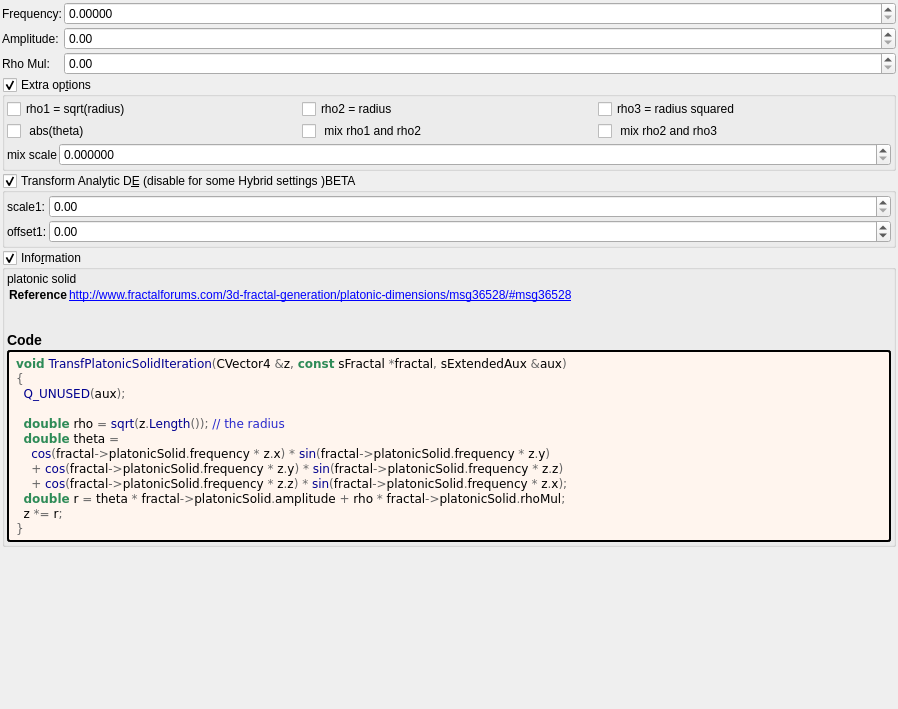
Qt form mandelbulber2/formula/ui/transf_platonic_solid.ui (buddhi1980/mandelbulber2) before a commit.
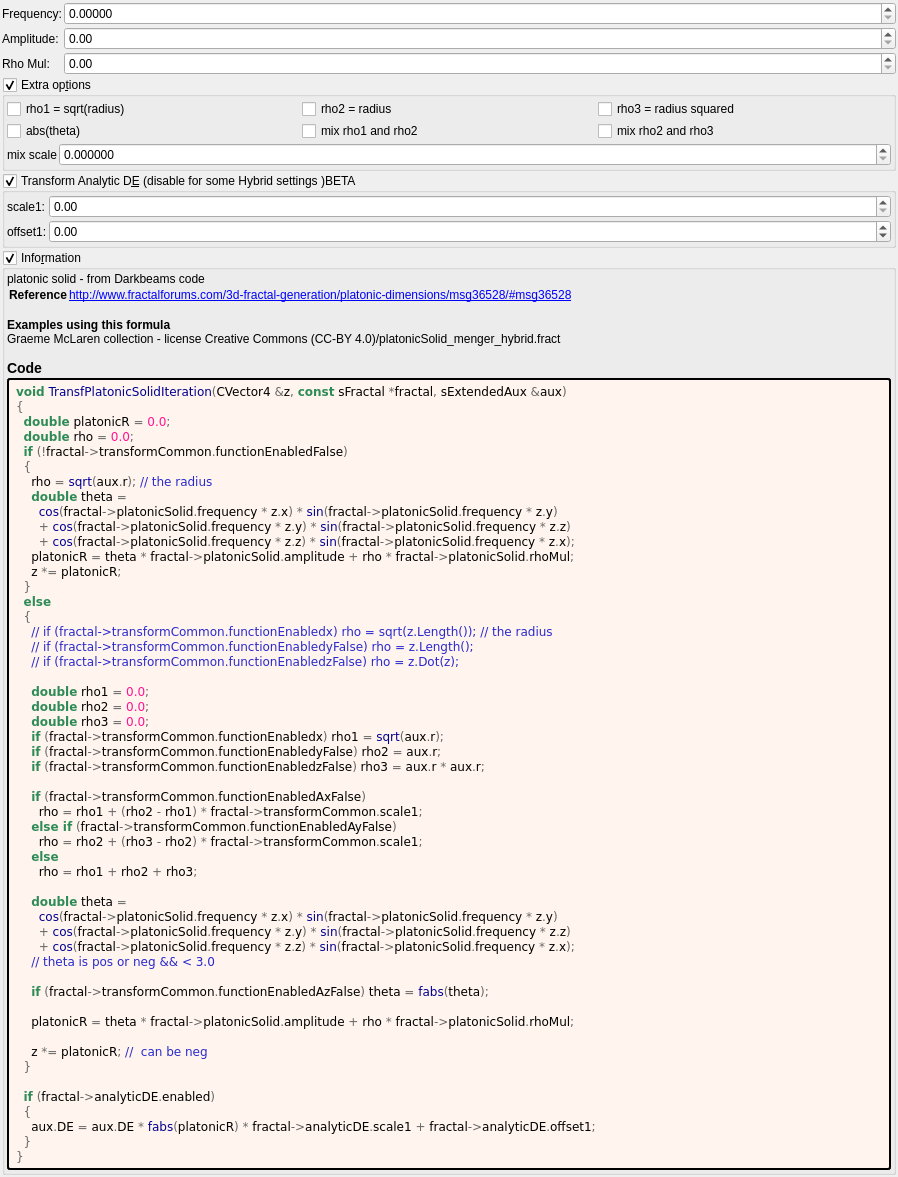
The same form after that commit. Custom widgets are drawn as their Qt base class.

Commit message: Corrected calculation of r in OpenCL ComputeFractal for scator formulas Applied PopulateUI populateUiInformation.php script to update .cl files

Patch:
```diff
--- a/mandelbulber2/formula/ui/transf_platonic_solid.ui
+++ b/mandelbulber2/formula/ui/transf_platonic_solid.ui
@@ -144,7 +144,7 @@
    <item>
     <widget class="MyGroupBox" name="groupCheck_transf_function_enabled_false">
      <property name="title">
-      <string>Extra op&amp;tions </string>
+      <string>Extra op&amp;tions</string>
      </property>
      <property name="checkable">
       <bool>true</bool>
@@ -203,7 +203,7 @@
            <string/>
           </property>
           <property name="text">
-           <string> abs(theta)</string>
+           <string>abs(theta)</string>
           </property>
          </widget>
         </item>
@@ -213,7 +213,7 @@
            <string/>
           </property>
           <property name="text">
-           <string> mix rho1 and rho2</string>
+           <string>mix rho1 and rho2</string>
           </property>
          </widget>
         </item>
@@ -223,7 +223,7 @@
            <string/>
           </property>
           <property name="text">
-           <string> mix rho2 and rho3</string>
+           <string>mix rho2 and rho3</string>
           </property>
          </widget>
         </item>
@@ -408,11 +408,11 @@
       <item>
        <widget class="QLabel" name="label_information_general">
         <property name="text">
-         <string notr="true">&lt;p&gt;platonic solid&lt;/p&gt;&lt;table&gt;
+         <string notr="true">&lt;p&gt;platonic solid - from Darkbeams code&lt;/p&gt;&lt;table&gt;
 &lt;tr&gt;&lt;th&gt;Reference&lt;/th&gt;&lt;td&gt;&lt;a href=&quot;http://www.fractalforums.com/3d-fractal-generation/platonic-dimensions/msg36528/#msg36528&quot;&gt;http://www.fractalforums.com/3d-fractal-generation/platonic-dimensions/msg36528/#msg36528&lt;br&gt;
 &lt;/td&gt;&lt;/tr&gt;
 &lt;/table&gt;
-&lt;h3&gt;Code&lt;/h3&gt;</string>
+&lt;br&gt;&lt;b&gt;Examples using this formula&lt;/b&gt;&lt;br&gt;Graeme McLaren  collection - license Creative Commons  (CC-BY 4.0)/platonicSolid_menger_hybrid.fract&lt;h3&gt;Code&lt;/h3&gt;</string>
         </property>
         <property name="wordWrap">
          <bool>true</bool>
@@ -434,15 +434,55 @@
          <string notr="true">&lt;body style=&quot;background-color:#fff5ee&quot;&gt;
 &lt;pre style=&quot;color:#000000; background-color:#fff5ee;  font-family:'Courier New',monospace;&quot;&gt;&lt;span style=&quot;color:#2e8b57; font-weight:bold&quot;&gt;void&lt;/span&gt; &lt;span style=&quot;color:#00008f&quot;&gt;TransfPlatonicSolidIteration&lt;/span&gt;&lt;span style=&quot;color:#676767&quot;&gt;(&lt;/span&gt;CVector4 &lt;span style=&quot;color:#676767&quot;&gt;&amp;amp;&lt;/span&gt;z&lt;span style=&quot;color:#676767&quot;&gt;,&lt;/span&gt; &lt;span style=&quot;color:#2e8b57; font-weight:bold&quot;&gt;const&lt;/span&gt; sFractal &lt;span style=&quot;color:#676767&quot;&gt;*&lt;/span&gt;fractal&lt;span style=&quot;color:#676767&quot;&gt;,&lt;/span&gt; sExtendedAux &lt;span style=&quot;color:#676767&quot;&gt;&amp;amp;&lt;/span&gt;aux&lt;span style=&quot;color:#676767&quot;&gt;)&lt;/span&gt;
 &lt;span style=&quot;color:#676767&quot;&gt;{&lt;/span&gt;
-  &lt;span style=&quot;color:#00008f&quot;&gt;Q_UNUSED&lt;/span&gt;&lt;span style=&quot;color:#676767&quot;&gt;(&lt;/span&gt;aux&lt;span style=&quot;color:#676767&quot;&gt;);&lt;/span&gt;
+  &lt;span style=&quot;color:#2e8b57; font-weight:bold&quot;&gt;double&lt;/span&gt; platonicR &lt;span style=&quot;color:#676767&quot;&gt;=&lt;/span&gt; &lt;span style=&quot;color:#ff1493&quot;&gt;0.0&lt;/span&gt;&lt;span style=&quot;color:#676767&quot;&gt;;&lt;/span&gt;
+  &lt;span style=&quot;color:#2e8b57; font-weight:bold&quot;&gt;double&lt;/span&gt; rho &lt;span style=&quot;color:#676767&quot;&gt;=&lt;/span&gt; &lt;span style=&quot;color:#ff1493&quot;&gt;0.0&lt;/span&gt;&lt;span style=&quot;color:#676767&quot;&gt;;&lt;/span&gt;
+  &lt;span style=&quot;color:#2e8b57; font-weight:bold&quot;&gt;if&lt;/span&gt; &lt;span style=&quot;color:#676767&quot;&gt;(!&lt;/span&gt;fractal&lt;span style=&quot;color:#676767&quot;&gt;-&amp;gt;&lt;/span&gt;transformCommon&lt;span style=&quot;color:#676767&quot;&gt;.&lt;/span&gt;functionEnabledFalse&lt;span style=&quot;color:#676767&quot;&gt;)&lt;/span&gt;
+  &lt;span style=&quot;color:#676767&quot;&gt;{&lt;/span&gt;
+    rho &lt;span style=&quot;color:#676767&quot;&gt;=&lt;/span&gt; &lt;span style=&quot;color:#00008f&quot;&gt;sqrt&lt;/span&gt;&lt;span style=&quot;color:#676767&quot;&gt;(&lt;/span&gt;aux&lt;span style=&quot;color:#676767&quot;&gt;.&lt;/span&gt;r&lt;span style=&quot;color:#676767&quot;&gt;);&lt;/span&gt; &lt;span style=&quot;color:#2929cc&quot;&gt;// the radius&lt;/span&gt;
+    &lt;span style=&quot;color:#2e8b57; font-weight:bold&quot;&gt;double&lt;/span&gt; theta &lt;span style=&quot;color:#676767&quot;&gt;=&lt;/span&gt;
+      &lt;span style=&quot;color:#00008f&quot;&gt;cos&lt;/span&gt;&lt;span style=&quot;color:#676767&quot;&gt;(&lt;/span&gt;fractal&lt;span style=&quot;color:#676767&quot;&gt;-&amp;gt;&lt;/span&gt;platonicSolid&lt;span style=&quot;color:#676767&quot;&gt;.&lt;/span&gt;frequency &lt;span style=&quot;color:#676767&quot;&gt;*&lt;/span&gt; z&lt;span style=&quot;color:#676767&quot;&gt;.&lt;/span&gt;x&lt;span style=&quot;color:#676767&quot;&gt;) *&lt;/span&gt; &lt;span style=&quot;color:#00008f&quot;&gt;sin&lt;/span&gt;&lt;span style=&quot;color:#676767&quot;&gt;(&lt;/span&gt;fractal&lt;span style=&quot;color:#676767&quot;&gt;-&amp;gt;&lt;/span&gt;platonicSolid&lt;span style=&quot;color:#676767&quot;&gt;.&lt;/span&gt;frequency &lt;span style=&quot;color:#676767&quot;&gt;*&lt;/span&gt; z&lt;span style=&quot;color:#676767&quot;&gt;.&lt;/span&gt;y&lt;span style=&quot;color:#676767&quot;&gt;)&lt;/span&gt;
+      &lt;span style=&quot;color:#676767&quot;&gt;+&lt;/span&gt; &lt;span style=&quot;color:#00008f&quot;&gt;cos&lt;/span&gt;&lt;span style=&quot;color:#676767&quot;&gt;(&lt;/span&gt;fractal&lt;span style=&quot;color:#676767&quot;&gt;-&amp;gt;&lt;/span&gt;platonicSolid&lt;span style=&quot;color:#676767&quot;&gt;.&lt;/span&gt;frequency &lt;span style=&quot;color:#676767&quot;&gt;*&lt;/span&gt; z&lt;span style=&quot;color:#676767&quot;&gt;.&lt;/span&gt;y&lt;span style=&quot;color:#676767&quot;&gt;) *&lt;/span&gt; &lt;span style=&quot;color:#00008f&quot;&gt;sin&lt;/span&gt;&lt;span style=&quot;color:#676767&quot;&gt;(&lt;/span&gt;fractal&lt;span style=&quot;color:#676767&quot;&gt;-&amp;gt;&lt;/span&gt;platonicSolid&lt;span style=&quot;color:#676767&quot;&gt;.&lt;/span&gt;frequency &lt;span style=&quot;color:#676767&quot;&gt;*&lt;/span&gt; z&lt;span style=&quot;color:#676767&quot;&gt;.&lt;/span&gt;z&lt;span style=&quot;color:#676767&quot;&gt;)&lt;/span&gt;
+      &lt;span style=&quot;color:#676767&quot;&gt;+&lt;/span&gt; &lt;span style=&quot;color:#00008f&quot;&gt;cos&lt;/span&gt;&lt;span style=&quot;color:#676767&quot;&gt;(&lt;/span&gt;fractal&lt;span style=&quot;color:#676767&quot;&gt;-&amp;gt;&lt;/span&gt;platonicSolid&lt;span style=&quot;color:#676767&quot;&gt;.&lt;/span&gt;frequency &lt;span style=&quot;color:#676767&quot;&gt;*&lt;/span&gt; z&lt;span style=&quot;color:#676767&quot;&gt;.&lt;/span&gt;z&lt;span style=&quot;color:#676767&quot;&gt;) *&lt;/span&gt; &lt;span style=&quot;color:#00008f&quot;&gt;sin&lt;/span&gt;&lt;span style=&quot;color:#676767&quot;&gt;(&lt;/span&gt;fractal&lt;span style=&quot;color:#676767&quot;&gt;-&amp;gt;&lt;/span&gt;platonicSolid&lt;span style=&quot;color:#676767&quot;&gt;.&lt;/span&gt;frequency &lt;span style=&quot;color:#676767&quot;&gt;*&lt;/span&gt; z&lt;span style=&quot;color:#676767&quot;&gt;.&lt;/span&gt;x&lt;span style=&quot;color:#676767&quot;&gt;);&lt;/span&gt;
+    platonicR &lt;span style=&quot;color:#676767&quot;&gt;=&lt;/span&gt; theta &lt;span style=&quot;color:#676767&quot;&gt;*&lt;/span&gt; fractal&lt;span style=&quot;color:#676767&quot;&gt;-&amp;gt;&lt;/span&gt;platonicSolid&lt;span style=&quot;color:#676767&quot;&gt;.&lt;/span&gt;amplitude &lt;span style=&quot;color:#676767&quot;&gt;+&lt;/span&gt; rho &lt;span style=&quot;color:#676767&quot;&gt;*&lt;/span&gt; fractal&lt;span style=&quot;color:#676767&quot;&gt;-&amp;gt;&lt;/span&gt;platonicSolid&lt;span style=&quot;color:#676767&quot;&gt;.&lt;/span&gt;rhoMul&lt;span style=&quot;color:#676767&quot;&gt;;&lt;/span&gt;
+    z &lt;span style=&quot;color:#676767&quot;&gt;*=&lt;/span&gt; platonicR&lt;span style=&quot;color:#676767&quot;&gt;;&lt;/span&gt;
+  &lt;span style=&quot;color:#676767&quot;&gt;}&lt;/span&gt;
+  &lt;span style=&quot;color:#2e8b57; font-weight:bold&quot;&gt;else&lt;/span&gt;
+  &lt;span style=&quot;color:#676767&quot;&gt;{&lt;/span&gt;
+    &lt;span style=&quot;color:#2929cc&quot;&gt;// if (fractal-&amp;gt;transformCommon.functionEnabledx) rho = sqrt(z.Length()); // the radius&lt;/span&gt;
+    &lt;span style=&quot;color:#2929cc&quot;&gt;// if (fractal-&amp;gt;transformCommon.functionEnabledyFalse) rho = z.Length();&lt;/span&gt;
+    &lt;span style=&quot;color:#2929cc&quot;&gt;// if (fractal-&amp;gt;transformCommon.functionEnabledzFalse) rho = z.Dot(z);&lt;/span&gt;
 
-  &lt;span style=&quot;color:#2e8b57; font-weight:bold&quot;&gt;double&lt;/span&gt; rho &lt;span style=&quot;color:#676767&quot;&gt;=&lt;/span&gt; &lt;span style=&quot;color:#00008f&quot;&gt;sqrt&lt;/span&gt;&lt;span style=&quot;color:#676767&quot;&gt;(&lt;/span&gt;z&lt;span style=&quot;color:#676767&quot;&gt;.&lt;/span&gt;&lt;span style=&quot;color:#00008f&quot;&gt;Length&lt;/span&gt;&lt;span style=&quot;color:#676767&quot;&gt;());&lt;/span&gt; &lt;span style=&quot;color:#2929cc&quot;&gt;// the radius&lt;/span&gt;
-  &lt;span style=&quot;color:#2e8b57; font-weight:bold&quot;&gt;double&lt;/span&gt; theta &lt;span style=&quot;color:#676767&quot;&gt;=&lt;/span&gt;
-    &lt;span style=&quot;color:#00008f&quot;&gt;cos&lt;/span&gt;&lt;span style=&quot;color:#676767&quot;&gt;(&lt;/span&gt;fractal&lt;span style=&quot;color:#676767&quot;&gt;-&amp;gt;&lt;/span&gt;platonicSolid&lt;span style=&quot;color:#676767&quot;&gt;.&lt;/span&gt;frequency &lt;span style=&quot;color:#676767&quot;&gt;*&lt;/span&gt; z&lt;span style=&quot;color:#676767&quot;&gt;.&lt;/span&gt;x&lt;span style=&quot;color:#676767&quot;&gt;) *&lt;/span&gt; &lt;span style=&quot;color:#00008f&quot;&gt;sin&lt;/span&gt;&lt;span style=&quot;color:#676767&quot;&gt;(&lt;/span&gt;fractal&lt;span style=&quot;color:#676767&quot;&gt;-&amp;gt;&lt;/span&gt;platonicSolid&lt;span style=&quot;color:#676767&quot;&gt;.&lt;/span&gt;frequency &lt;span style=&quot;color:#676767&quot;&gt;*&lt;/span&gt; z&lt;span style=&quot;color:#676767&quot;&gt;.&lt;/span&gt;y&lt;span style=&quot;color:#676767&quot;&gt;)&lt;/span&gt;
-    &lt;span style=&quot;color:#676767&quot;&gt;+&lt;/span&gt; &lt;span style=&quot;color:#00008f&quot;&gt;cos&lt;/span&gt;&lt;span style=&quot;color:#676767&quot;&gt;(&lt;/span&gt;fractal&lt;span style=&quot;color:#676767&quot;&gt;-&amp;gt;&lt;/span&gt;platonicSolid&lt;span style=&quot;color:#676767&quot;&gt;.&lt;/span&gt;frequency &lt;span style=&quot;color:#676767&quot;&gt;*&lt;/span&gt; z&lt;span style=&quot;color:#676767&quot;&gt;.&lt;/span&gt;y&lt;span style=&quot;color:#676767&quot;&gt;) *&lt;/span&gt; &lt;span style=&quot;color:#00008f&quot;&gt;sin&lt;/span&gt;&lt;span style=&quot;color:#676767&quot;&gt;(&lt;/span&gt;fractal&lt;span style=&quot;color:#676767&quot;&gt;-&amp;gt;&lt;/span&gt;platonicSolid&lt;span style=&quot;color:#676767&quot;&gt;.&lt;/span&gt;frequency &lt;span style=&quot;color:#676767&quot;&gt;*&lt;/span&gt; z&lt;span style=&quot;color:#676767&quot;&gt;.&lt;/span&gt;z&lt;span style=&quot;color:#676767&quot;&gt;)&lt;/span&gt;
-    &lt;span style=&quot;color:#676767&quot;&gt;+&lt;/span&gt; &lt;span style=&quot;color:#00008f&quot;&gt;cos&lt;/span&gt;&lt;span style=&quot;color:#676767&quot;&gt;(&lt;/span&gt;fractal&lt;span style=&quot;color:#676767&quot;&gt;-&amp;gt;&lt;/span&gt;platonicSolid&lt;span style=&quot;color:#676767&quot;&gt;.&lt;/span&gt;frequency &lt;span style=&quot;color:#676767&quot;&gt;*&lt;/span&gt; z&lt;span style=&quot;color:#676767&quot;&gt;.&lt;/span&gt;z&lt;span style=&quot;color:#676767&quot;&gt;) *&lt;/span&gt; &lt;span style=&quot;color:#00008f&quot;&gt;sin&lt;/span&gt;&lt;span style=&quot;color:#676767&quot;&gt;(&lt;/span&gt;fractal&lt;span style=&quot;color:#676767&quot;&gt;-&amp;gt;&lt;/span&gt;platonicSolid&lt;span style=&quot;color:#676767&quot;&gt;.&lt;/span&gt;frequency &lt;span style=&quot;color:#676767&quot;&gt;*&lt;/span&gt; z&lt;span style=&quot;color:#676767&quot;&gt;.&lt;/span&gt;x&lt;span style=&quot;color:#676767&quot;&gt;);&lt;/span&gt;
-  &lt;span style=&quot;color:#2e8b57; font-weight:bold&quot;&gt;double&lt;/span&gt; r &lt;span style=&quot;color:#676767&quot;&gt;=&lt;/span&gt; theta &lt;span style=&quot;color:#676767&quot;&gt;*&lt;/span&gt; fractal&lt;span style=&quot;color:#676767&quot;&gt;-&amp;gt;&lt;/span&gt;platonicSolid&lt;span style=&quot;color:#676767&quot;&gt;.&lt;/span&gt;amplitude &lt;span style=&quot;color:#676767&quot;&gt;+&lt;/span&gt; rho &lt;span style=&quot;color:#676767&quot;&gt;*&lt;/span&gt; fractal&lt;span style=&quot;color:#676767&quot;&gt;-&amp;gt;&lt;/span&gt;platonicSolid&lt;span style=&quot;color:#676767&quot;&gt;.&lt;/span&gt;rhoMul&lt;span style=&quot;color:#676767&quot;&gt;;&lt;/span&gt;
-  z &lt;span style=&quot;color:#676767&quot;&gt;*=&lt;/span&gt; r&lt;span style=&quot;color:#676767&quot;&gt;;&lt;/span&gt;
+    &lt;span style=&quot;color:#2e8b57; font-weight:bold&quot;&gt;double&lt;/span&gt; rho1 &lt;span style=&quot;color:#676767&quot;&gt;=&lt;/span&gt; &lt;span style=&quot;color:#ff1493&quot;&gt;0.0&lt;/span&gt;&lt;span style=&quot;color:#676767&quot;&gt;;&lt;/span&gt;
+    &lt;span style=&quot;color:#2e8b57; font-weight:bold&quot;&gt;double&lt;/span&gt; rho2 &lt;span style=&quot;color:#676767&quot;&gt;=&lt;/span&gt; &lt;span style=&quot;color:#ff1493&quot;&gt;0.0&lt;/span&gt;&lt;span style=&quot;color:#676767&quot;&gt;;&lt;/span&gt;
+    &lt;span style=&quot;color:#2e8b57; font-weight:bold&quot;&gt;double&lt;/span&gt; rho3 &lt;span style=&quot;color:#676767&quot;&gt;=&lt;/span&gt; &lt;span style=&quot;color:#ff1493&quot;&gt;0.0&lt;/span&gt;&lt;span style=&quot;color:#676767&quot;&gt;;&lt;/span&gt;
+    &lt;span style=&quot;color:#2e8b57; font-weight:bold&quot;&gt;if&lt;/span&gt; &lt;span style=&quot;color:#676767&quot;&gt;(&lt;/span&gt;fractal&lt;span style=&quot;color:#676767&quot;&gt;-&amp;gt;&lt;/span&gt;transformCommon&lt;span style=&quot;color:#676767&quot;&gt;.&lt;/span&gt;functionEnabledx&lt;span style=&quot;color:#676767&quot;&gt;)&lt;/span&gt; rho1 &lt;span style=&quot;color:#676767&quot;&gt;=&lt;/span&gt; &lt;span style=&quot;color:#00008f&quot;&gt;sqrt&lt;/span&gt;&lt;span style=&quot;color:#676767&quot;&gt;(&lt;/span&gt;aux&lt;span style=&quot;color:#676767&quot;&gt;.&lt;/span&gt;r&lt;span style=&quot;color:#676767&quot;&gt;);&lt;/span&gt;
+    &lt;span style=&quot;color:#2e8b57; font-weight:bold&quot;&gt;if&lt;/span&gt; &lt;span style=&quot;color:#676767&quot;&gt;(&lt;/span&gt;fractal&lt;span style=&quot;color:#676767&quot;&gt;-&amp;gt;&lt;/span&gt;transformCommon&lt;span style=&quot;color:#676767&quot;&gt;.&lt;/span&gt;functionEnabledyFalse&lt;span style=&quot;color:#676767&quot;&gt;)&lt;/span&gt; rho2 &lt;span style=&quot;color:#676767&quot;&gt;=&lt;/span&gt; aux&lt;span style=&quot;color:#676767&quot;&gt;.&lt;/span&gt;r&lt;span style=&quot;color:#676767&quot;&gt;;&lt;/span&gt;
+    &lt;span style=&quot;color:#2e8b57; font-weight:bold&quot;&gt;if&lt;/span&gt; &lt;span style=&quot;color:#676767&quot;&gt;(&lt;/span&gt;fractal&lt;span style=&quot;color:#676767&quot;&gt;-&amp;gt;&lt;/span&gt;transformCommon&lt;span style=&quot;color:#676767&quot;&gt;.&lt;/span&gt;functionEnabledzFalse&lt;span style=&quot;color:#676767&quot;&gt;)&lt;/span&gt; rho3 &lt;span style=&quot;color:#676767&quot;&gt;=&lt;/span&gt; aux&lt;span style=&quot;color:#676767&quot;&gt;.&lt;/span&gt;r &lt;span style=&quot;color:#676767&quot;&gt;*&lt;/span&gt; aux&lt;span style=&quot;color:#676767&quot;&gt;.&lt;/span&gt;r&lt;span style=&quot;color:#676767&quot;&gt;;&lt;/span&gt;
+
+    &lt;span style=&quot;color:#2e8b57; font-weight:bold&quot;&gt;if&lt;/span&gt; &lt;span style=&quot;color:#676767&quot;&gt;(&lt;/span&gt;fractal&lt;span style=&quot;color:#676767&quot;&gt;-&amp;gt;&lt;/span&gt;transformCommon&lt;span style=&quot;color:#676767&quot;&gt;.&lt;/span&gt;functionEnabledAxFalse&lt;span style=&quot;color:#676767&quot;&gt;)&lt;/span&gt;
+      rho &lt;span style=&quot;color:#676767&quot;&gt;=&lt;/span&gt; rho1 &lt;span style=&quot;color:#676767&quot;&gt;+ (&lt;/span&gt;rho2 &lt;span style=&quot;color:#676767&quot;&gt;-&lt;/span&gt; rho1&lt;span style=&quot;color:#676767&quot;&gt;) *&lt;/span&gt; fractal&lt;span style=&quot;color:#676767&quot;&gt;-&amp;gt;&lt;/span&gt;transformCommon&lt;span style=&quot;color:#676767&quot;&gt;.&lt;/span&gt;scale1&lt;span style=&quot;color:#676767&quot;&gt;;&lt;/span&gt;
+    &lt;span style=&quot;color:#2e8b57; font-weight:bold&quot;&gt;else if&lt;/span&gt; &lt;span style=&quot;color:#676767&quot;&gt;(&lt;/span&gt;fractal&lt;span style=&quot;color:#676767&quot;&gt;-&amp;gt;&lt;/span&gt;transformCommon&lt;span style=&quot;color:#676767&quot;&gt;.&lt;/span&gt;functionEnabledAyFalse&lt;span style=&quot;color:#676767&quot;&gt;)&lt;/span&gt;
+      rho &lt;span style=&quot;color:#676767&quot;&gt;=&lt;/span&gt; rho2 &lt;span style=&quot;color:#676767&quot;&gt;+ (&lt;/span&gt;rho3 &lt;span style=&quot;color:#676767&quot;&gt;-&lt;/span&gt; rho2&lt;span style=&quot;color:#676767&quot;&gt;) *&lt;/span&gt; fractal&lt;span style=&quot;color:#676767&quot;&gt;-&amp;gt;&lt;/span&gt;transformCommon&lt;span style=&quot;color:#676767&quot;&gt;.&lt;/span&gt;scale1&lt;span style=&quot;color:#676767&quot;&gt;;&lt;/span&gt;
+    &lt;span style=&quot;color:#2e8b57; font-weight:bold&quot;&gt;else&lt;/span&gt;
+      rho &lt;span style=&quot;color:#676767&quot;&gt;=&lt;/span&gt; rho1 &lt;span style=&quot;color:#676767&quot;&gt;+&lt;/span&gt; rho2 &lt;span style=&quot;color:#676767&quot;&gt;+&lt;/span&gt; rho3&lt;span style=&quot;color:#676767&quot;&gt;;&lt;/span&gt;
+
+    &lt;span style=&quot;color:#2e8b57; font-weight:bold&quot;&gt;double&lt;/span&gt; theta &lt;span style=&quot;color:#676767&quot;&gt;=&lt;/span&gt;
+      &lt;span style=&quot;color:#00008f&quot;&gt;cos&lt;/span&gt;&lt;span style=&quot;color:#676767&quot;&gt;(&lt;/span&gt;fractal&lt;span style=&quot;color:#676767&quot;&gt;-&amp;gt;&lt;/span&gt;platonicSolid&lt;span style=&quot;color:#676767&quot;&gt;.&lt;/span&gt;frequency &lt;span style=&quot;color:#676767&quot;&gt;*&lt;/span&gt; z&lt;span style=&quot;color:#676767&quot;&gt;.&lt;/span&gt;x&lt;span style=&quot;color:#676767&quot;&gt;) *&lt;/span&gt; &lt;span style=&quot;color:#00008f&quot;&gt;sin&lt;/span&gt;&lt;span style=&quot;color:#676767&quot;&gt;(&lt;/span&gt;fractal&lt;span style=&quot;color:#676767&quot;&gt;-&amp;gt;&lt;/span&gt;platonicSolid&lt;span style=&quot;color:#676767&quot;&gt;.&lt;/span&gt;frequency &lt;span style=&quot;color:#676767&quot;&gt;*&lt;/span&gt; z&lt;span style=&quot;color:#676767&quot;&gt;.&lt;/span&gt;y&lt;span style=&quot;color:#676767&quot;&gt;)&lt;/span&gt;
+      &lt;span style=&quot;color:#676767&quot;&gt;+&lt;/span&gt; &lt;span style=&quot;color:#00008f&quot;&gt;cos&lt;/span&gt;&lt;span style=&quot;color:#676767&quot;&gt;(&lt;/span&gt;fractal&lt;span style=&quot;color:#676767&quot;&gt;-&amp;gt;&lt;/span&gt;platonicSolid&lt;span style=&quot;color:#676767&quot;&gt;.&lt;/span&gt;frequency &lt;span style=&quot;color:#676767&quot;&gt;*&lt;/span&gt; z&lt;span style=&quot;color:#676767&quot;&gt;.&lt;/span&gt;y&lt;span style=&quot;color:#676767&quot;&gt;) *&lt;/span&gt; &lt;span style=&quot;color:#00008f&quot;&gt;sin&lt;/span&gt;&lt;span style=&quot;color:#676767&quot;&gt;(&lt;/span&gt;fractal&lt;span style=&quot;color:#676767&quot;&gt;-&amp;gt;&lt;/span&gt;platonicSolid&lt;span style=&quot;color:#676767&quot;&gt;.&lt;/span&gt;frequency &lt;span style=&quot;color:#676767&quot;&gt;*&lt;/span&gt; z&lt;span style=&quot;color:#676767&quot;&gt;.&lt;/span&gt;z&lt;span style=&quot;color:#676767&quot;&gt;)&lt;/span&gt;
+      &lt;span style=&quot;color:#676767&quot;&gt;+&lt;/span&gt; &lt;span style=&quot;color:#00008f&quot;&gt;cos&lt;/span&gt;&lt;span style=&quot;color:#676767&quot;&gt;(&lt;/span&gt;fractal&lt;span style=&quot;color:#676767&quot;&gt;-&amp;gt;&lt;/span&gt;platonicSolid&lt;span style=&quot;color:#676767&quot;&gt;.&lt;/span&gt;frequency &lt;span style=&quot;color:#676767&quot;&gt;*&lt;/span&gt; z&lt;span style=&quot;color:#676767&quot;&gt;.&lt;/span&gt;z&lt;span style=&quot;color:#676767&quot;&gt;) *&lt;/span&gt; &lt;span style=&quot;color:#00008f&quot;&gt;sin&lt;/span&gt;&lt;span style=&quot;color:#676767&quot;&gt;(&lt;/span&gt;fractal&lt;span style=&quot;color:#676767&quot;&gt;-&amp;gt;&lt;/span&gt;platonicSolid&lt;span style=&quot;color:#676767&quot;&gt;.&lt;/span&gt;frequency &lt;span style=&quot;color:#676767&quot;&gt;*&lt;/span&gt; z&lt;span style=&quot;color:#676767&quot;&gt;.&lt;/span&gt;x&lt;span style=&quot;color:#676767&quot;&gt;);&lt;/span&gt;
+    &lt;span style=&quot;color:#2929cc&quot;&gt;// theta is pos or neg &amp;amp;&amp;amp; &amp;lt; 3.0&lt;/span&gt;
+
+    &lt;span style=&quot;color:#2e8b57; font-weight:bold&quot;&gt;if&lt;/span&gt; &lt;span style=&quot;color:#676767&quot;&gt;(&lt;/span&gt;fractal&lt;span style=&quot;color:#676767&quot;&gt;-&amp;gt;&lt;/span&gt;transformCommon&lt;span style=&quot;color:#676767&quot;&gt;.&lt;/span&gt;functionEnabledAzFalse&lt;span style=&quot;color:#676767&quot;&gt;)&lt;/span&gt; theta &lt;span style=&quot;color:#676767&quot;&gt;=&lt;/span&gt; &lt;span style=&quot;color:#00008f&quot;&gt;fabs&lt;/span&gt;&lt;span style=&quot;color:#676767&quot;&gt;(&lt;/span&gt;theta&lt;span style=&quot;color:#676767&quot;&gt;);&lt;/span&gt;
+
+    platonicR &lt;span style=&quot;color:#676767&quot;&gt;=&lt;/span&gt; theta &lt;span style=&quot;color:#676767&quot;&gt;*&lt;/span&gt; fractal&lt;span style=&quot;color:#676767&quot;&gt;-&amp;gt;&lt;/span&gt;platonicSolid&lt;span style=&quot;color:#676767&quot;&gt;.&lt;/span&gt;amplitude &lt;span style=&quot;color:#676767&quot;&gt;+&lt;/span&gt; rho &lt;span style=&quot;color:#676767&quot;&gt;*&lt;/span&gt; fractal&lt;span style=&quot;color:#676767&quot;&gt;-&amp;gt;&lt;/span&gt;platonicSolid&lt;span style=&quot;color:#676767&quot;&gt;.&lt;/span&gt;rhoMul&lt;span style=&quot;color:#676767&quot;&gt;;&lt;/span&gt;
+
+    z &lt;span style=&quot;color:#676767&quot;&gt;*=&lt;/span&gt; platonicR&lt;span style=&quot;color:#676767&quot;&gt;;&lt;/span&gt; &lt;span style=&quot;color:#2929cc&quot;&gt;//  can be neg&lt;/span&gt;
+  &lt;span style=&quot;color:#676767&quot;&gt;}&lt;/span&gt;
+
+  &lt;span style=&quot;color:#2e8b57; font-weight:bold&quot;&gt;if&lt;/span&gt; &lt;span style=&quot;color:#676767&quot;&gt;(&lt;/span&gt;fractal&lt;span style=&quot;color:#676767&quot;&gt;-&amp;gt;&lt;/span&gt;analyticDE&lt;span style=&quot;color:#676767&quot;&gt;.&lt;/span&gt;enabled&lt;span style=&quot;color:#676767&quot;&gt;)&lt;/span&gt;
+  &lt;span style=&quot;color:#676767&quot;&gt;{&lt;/span&gt;
+    aux&lt;span style=&quot;color:#676767&quot;&gt;.&lt;/span&gt;DE &lt;span style=&quot;color:#676767&quot;&gt;=&lt;/span&gt; aux&lt;span style=&quot;color:#676767&quot;&gt;.&lt;/span&gt;DE &lt;span style=&quot;color:#676767&quot;&gt;*&lt;/span&gt; &lt;span style=&quot;color:#00008f&quot;&gt;fabs&lt;/span&gt;&lt;span style=&quot;color:#676767&quot;&gt;(&lt;/span&gt;platonicR&lt;span style=&quot;color:#676767&quot;&gt;) *&lt;/span&gt; fractal&lt;span style=&quot;color:#676767&quot;&gt;-&amp;gt;&lt;/span&gt;analyticDE&lt;span style=&quot;color:#676767&quot;&gt;.&lt;/span&gt;scale1 &lt;span style=&quot;color:#676767&quot;&gt;+&lt;/span&gt; fractal&lt;span style=&quot;color:#676767&quot;&gt;-&amp;gt;&lt;/span&gt;analyticDE&lt;span style=&quot;color:#676767&quot;&gt;.&lt;/span&gt;offset1&lt;span style=&quot;color:#676767&quot;&gt;;&lt;/span&gt;
+  &lt;span style=&quot;color:#676767&quot;&gt;}&lt;/span&gt;
 &lt;span style=&quot;color:#676767&quot;&gt;}&lt;/span&gt;
 &lt;/pre&gt;
 &lt;/body&gt;</string>
```
Left out of the diff: 2 changed lines with no effect on the pictures. The commit also changes 44 other files.
